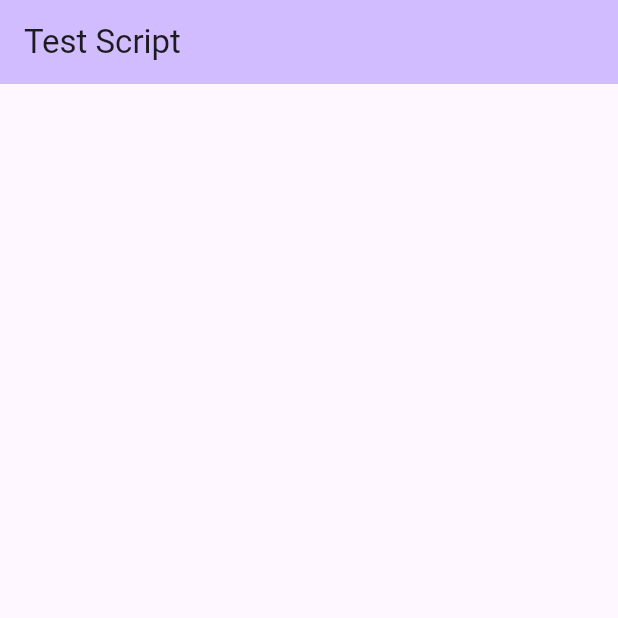
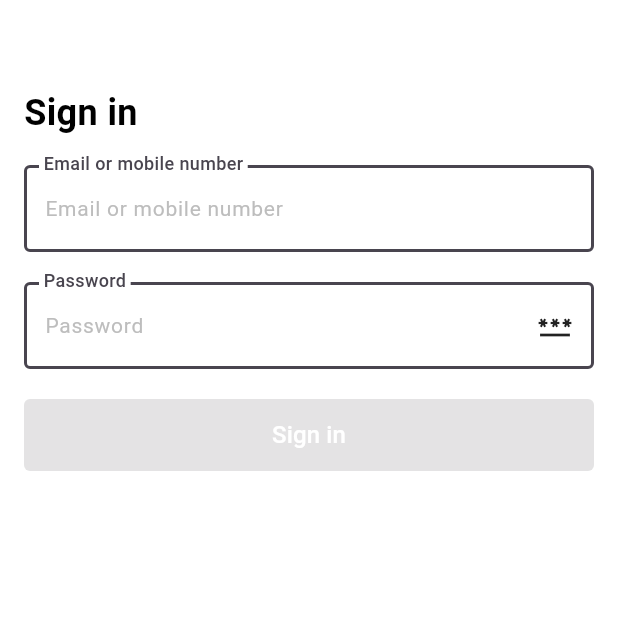
Before and after one commit to iisthehimanshu/testScript, a Flutter app: the screen it shows after launch, on a phone screen of 412 x 824 dp, the top half of it. Run offline on Flutter 3.47's test engine with Material 3 defaults, Android fonts, the light colour scheme and no system bars; our stand-ins replace shared_preferences; missing offline and left inert: flutter_share, gsheets; key blocks and very long unbroken strings in the code were emptied for the run.

Commit message:
login screen implemented

```diff
--- /dev/null
+++ b/lib/APIMODELS/SignInAPIModel.dart
@@ -0,0 +1,48 @@
+class SignInApiModel {
+  Payload? payload;
+  String? accessToken;
+  String? refreshToken;
+  // String? message;
+  // String? exist;
+
+  SignInApiModel({this.payload, this.accessToken, this.refreshToken});
+
+  SignInApiModel.fromJson(Map<String, dynamic> json) {
+    payload = json['payload'] != null ? new Payload.fromJson(json['payload']) : null;
+    accessToken = json['accessToken'];
+    refreshToken = json['refreshToken'];
+    // message = json['message'];
+    // exist = json['exist'];
+  }
+
+  Map<String, dynamic> toJson() {
+    final Map<String, dynamic> data = new Map<String, dynamic>();
+    if (this.payload != null) {
+      data['payload'] = this.payload!.toJson();
+    }
+    data['accessToken'] = this.accessToken;
+    data['refreshToken'] = this.refreshToken;
+    // data['message'] = this.message;
+    // data['exist'] = this.exist;
+    return data;
+  }
+}
+
+class Payload {
+  String? userId;
+  List<String>? roles;
+
+  Payload({this.userId, this.roles});
+
+  Payload.fromJson(Map<String, dynamic> json) {
+    userId = json['userId'];
+    roles = json['roles'].cast<String>();
+  }
+
+  Map<String, dynamic> toJson() {
+    final Map<String, dynamic> data = new Map<String, dynamic>();
+    data['userId'] = this.userId;
+    data['roles'] = this.roles;
+    return data;
+  }
+}
--- /dev/null
+++ b/lib/SignIn.dart
@@ -0,0 +1,510 @@
+
+import 'dart:async';
+import 'package:flutter/cupertino.dart';
+import 'package:flutter/material.dart';
+import 'package:flutter/services.dart';
+import 'package:flutter/widgets.dart';
+import 'dart:math';
+
+import 'API/SignInAPI.dart';
+import 'APIMODELS/SignInAPIModel.dart';
+import 'main.dart';
+
+
+class SignIn extends StatefulWidget {
+  final String? emailOrPhoneNumber;
+  final String? password;
+
+  const SignIn({super.key, this.emailOrPhoneNumber, this.password});
+
+  @override
+  State<SignIn> createState() => _SignInState();
+}
+
+class _SignInState extends State<SignIn> {
+  FocusNode _focusNode1 = FocusNode();
+  FocusNode _focusNode2 = FocusNode();
+  FocusNode _focusNode1_1 = FocusNode();
+
+  bool passincorrect = false;
+  TextEditingController passEditingController = TextEditingController();
+  TextEditingController mailEditingController = TextEditingController();
+  String passvis = 'assets/LoginScreen_PasswordEye.svg';
+  bool obsecure = true;
+
+  Color button1 = new Color(0xff777777);
+  Color text1 = new Color(0xff777777);
+
+  Color outlineheaderColor = new Color(0xff49454f);
+  Color outlineTextColor = new Color(0xff49454f);
+  Color outlineheaderColorForPass = new Color(0xff49454f);
+  Color outlineTextColorForPass = new Color(0xff49454f);
+  bool loginclickable = false;
+  Color buttonBGColor = new Color(0xff8D8C8C);
+
+  @override
+  void initState() {
+    super.initState();
+    // Initialize the fields with provided parameters if available
+    if (widget.emailOrPhoneNumber != null) {
+      mailEditingController.text = widget.emailOrPhoneNumber!;
+      emailFieldListner();
+    }
+    if (widget.password != null) {
+      passEditingController.text = widget.password!;
+      passwordFieldListner();
+    }
+
+    // Automatically sign in if both fields are populated
+    if (widget.emailOrPhoneNumber != null && widget.password != null) {
+      WidgetsBinding.instance.addPostFrameCallback((_) {
+        _signIn();
+      });
+    }
+
+
+  }
+
+  void emailFieldListner() {
+    if (mailEditingController.text.length > 0) {
+      if (passEditingController.text.length > 0) {
+        setState(() {
+          buttonBGColor = Color(0xff24b9b0);
+          loginclickable = true;
+        });
+      }
+      setState(() {
+        outlineheaderColor = Color(0xff24b9b0); // Change the button color to green
+        outlineTextColor = Color(0xff24b9b0); // Change the button color to green
+      });
+    } else {
+      setState(() {
+        outlineheaderColor = Color(0xff49454f);
+        outlineTextColor = Color(0xff49454f);
+        buttonBGColor = Color(0xffbdbdbd);
+      });
+    }
+  }
+
+  void passwordFieldListner() {
+    if (passEditingController.text.length > 0) {
+      if (mailEditingController.text.length > 0) {
+        setState(() {
+          buttonBGColor = Color(0xff24b9b0);
+          loginclickable = true;
+        });
+      }
+      setState(() {
+        outlineheaderColorForPass = Color(0xff24b9b0); // Change the button color to green
+        outlineTextColorForPass = Color(0xff24b9b0); // Change the button color to green
+      });
+    } else {
+      setState(() {
+        outlineheaderColorForPass = Color(0xff49454f);
+        outlineTextColorForPass = Color(0xff49454f);
+        buttonBGColor = Color(0xffbdbdbd);
+      });
+    }
+  }
+
+  void signINButtonControler() {
+    setState(() {
+      buttonBGColor = Color(0xff24b9b0);
+    });
+  }
+
+  void showpassword() {
+    setState(() {
+      obsecure = !obsecure;
+      obsecure ? passvis = "assets/LoginScreen_PasswordEye.svg" : passvis = "assets/trailing-icon.svg";
+    });
+  }
+
+  Future<void> _signIn() async {
+    if (mailEditingController.text.isEmpty && passEditingController.text.isEmpty) {
+      return ;
+    }
+    String phoneNumberOEmail = '';
+    if (containsOnlyNumeric(mailEditingController.text)) {
+      phoneNumberOEmail += CountryCodeSelector().selectedCountryCode + mailEditingController.text;
+    } else {
+      phoneNumberOEmail += mailEditingController.text;
+    }
+
+    SignInApiModel? signInResponse = await SignInAPI().signIN(phoneNumberOEmail, passEditingController.text);
+
+    if (signInResponse == null) {
+      setState(() {
+        passincorrect = true;
+      });
+    } else {
+      Navigator.push(
+        context,
+        MaterialPageRoute(
+          builder: (context) => MyHomePage(title: 'Test Script'),
+        ),
+      );
+    }
+  }
+
+  @override
+  void dispose() {
+    super.dispose();
+  }
+
+  @override
+  Widget build(BuildContext context) {
+    double screenWidth = MediaQuery.of(context).size.width;
+    double screenHeight = MediaQuery.of(context).size.height;
+    Orientation orientation = MediaQuery.of(context).orientation;
+    return Scaffold(
+        appBar: PreferredSize(
+          preferredSize: Size.fromHeight(0.0),
+          child: AppBar(
+            backgroundColor: Colors.white,
+            foregroundColor: Colors.white,
+          ),
+        ),
+        body: SafeArea(
+          child: SingleChildScrollView(
+            physics: ScrollPhysics(),
+            child: Container(
+              height: (orientation == Orientation.portrait) ? screenHeight - 37 : screenWidth,
+              decoration: BoxDecoration(
+                color: Color(0xffffffff),
+              ),
+              child: AutofillGroup(
+                child: Column(
+                  children: [
+                    Container(
+                      child: Column(
+                        crossAxisAlignment: CrossAxisAlignment.center,
+                        children: [
+                          Container(
+                            child: Column(
+                              crossAxisAlignment: CrossAxisAlignment.start,
+                              children: [
+                                Container(
+                                  margin: EdgeInsets.fromLTRB(16, 60, 0, 0),
+                                  child: Text(
+                                    "Sign in",
+                                    style: const TextStyle(
+                                      fontFamily: "Roboto",
+                                      fontSize: 24,
+                                      fontWeight: FontWeight.w700,
+                                      color: Color(0xff000000),
+                                      height: 30 / 24,
+                                    ),
+                                    textAlign: TextAlign.left,
+                                  ),
+                                ),
+                                Container(
+                                  child: Stack(
+                                    children: [
+                                      Container(
+                                        margin: EdgeInsets.only(top: 20, left: 16, right: 16),
+                                        height: 58,
+                                        child: Container(
+                                          padding: EdgeInsets.only(left: 12),
+                                          decoration: BoxDecoration(
+                                            border: Border.all(
+                                              color: passincorrect ? Colors.redAccent : outlineheaderColorForPass,
+                                              width: 2,
+                                            ),
+                                            color: Color(0xfffffff),
+                                            borderRadius: BorderRadius.circular(4),
+                                          ),
+                                          child: Row(
+                                            children: [
+                                              containsOnlyNumeric(mailEditingController.text)
+                                                  ? CountryCodeSelector()
+                                                  : Text(""),
+                                              Expanded(
+                                                child: Semantics(
+                                                  label: "Enter email or phone number",
+                                                  child: ExcludeSemantics(
+                                                    child: TextFormField(
+                                                      autofillHints: [AutofillHints.username],
+                                                      focusNode: _focusNode1,
+                                                      controller: mailEditingController,
+                                                      decoration: InputDecoration(
+                                                        hintText: 'Email or mobile number',
+                                                        hintStyle: TextStyle(
+                                                          fontFamily: 'Roboto',
+                                                          fontSize: 14,
+                                                          fontWeight: FontWeight.w400,
+                                                          color: Color(0xffbdbdbd),
+                                                        ),
+                                                        border: InputBorder.none,
+                                                      ),
+                                                      onChanged: (value) {
+                                                        emailFieldListner();
+                                                      },
+                                                    ),
+                                                  ),
+                                                ),
+                                              ),
+                                            ],
+                                          ),
+                                        ),
+                                      ),
+                                      ExcludeSemantics(
+                                        child: Container(
+                                          color: Colors.white,
+                                          padding: EdgeInsets.fromLTRB(3, 3, 3, 3),
+                                          margin: EdgeInsets.fromLTRB(26, 7, 0, 0),
+                                          child: Text(
+                                            'Email or mobile number',
+                                            textAlign: TextAlign.left,
+                                            style: TextStyle(
+                                              fontFamily: 'Roboto',
+                                              fontSize: 12,
+                                              fontWeight: FontWeight.w500,
+                                              color: passincorrect ? Colors.redAccent : outlineTextColorForPass,
+                                            ),
+                                          ),
+                                        ),
+                                      ),
+                                    ],
+                                  ),
+                                ),
+                                Container(
+                                  child: Stack(
+                                    children: [
+                                      Container(
+                                        margin: EdgeInsets.only(top: 20, left: 16, right: 16),
+                                        height: 58,
+                                        child: Container(
+                                          padding: EdgeInsets.only(left: 12),
+                                          width: double.infinity,
+                                          height: 48,
+                                          decoration: BoxDecoration(
+                                            border: Border.all(
+                                              color: passincorrect ? Colors.redAccent : outlineheaderColorForPass,
+                                              width: 2,
+                                            ),
+                                            color: Color(0xfffffff),
+                                            borderRadius: BorderRadius.circular(4),
+                                          ),
+                                          child: Row(
+                                            children: [
+                                              Expanded(
+                                                child: Semantics(
+                                                  label: "Enter password",
+                                                  child: ExcludeSemantics(
+                                                    child: TextFormField(
+                                                      autofillHints: [AutofillHints.password],
+                                                      focusNode: _focusNode1_1,
+                                                      controller: passEditingController,
+                                                      obscureText: obsecure,
+                                                      decoration: InputDecoration(
+                                                        hintText: 'Password',
+                                                        hintStyle: TextStyle(
+                                                          fontFamily: 'Roboto',
+                                                          fontSize: 14,
+                                                          fontWeight: FontWeight.w400,
+                                                          color: Color(0xffbdbdbd),
+                                                        ),
+                                                        border: InputBorder.none,
+                                                      ),
+                                                      onChanged: (value) {
+                                                        passwordFieldListner();
+                                                        setState(() {
+                                                          passincorrect = false;
+                                                        });
+                                                      },
+                                                    ),
+                                                  ),
+                                                ),
+                                              ),
+                                              Semantics(
+                                                label: 'View Password',
+                                                child: InkWell(
+                                                  onTap: () {
+                                                    showpassword();
+                                                  },
+                                                  child: Container(
+                                                    margin: EdgeInsets.only(right: 12),
+                                                    child: Icon(Icons.password),
+                                                  ),
+                                                ),
+                                              ),
+                                            ],
+                                          ),
+                                        ),
+                                      ),
+                                      ExcludeSemantics(
+                                        child: Container(
+                                          color: Colors.white,
+                                          padding: EdgeInsets.fromLTRB(3, 3, 3, 3),
+                                          margin: EdgeInsets.fromLTRB(26, 7, 0, 0),
+                                          child: Text(
+                                            'Password',
+                                            textAlign: TextAlign.left,
+                                            style: TextStyle(
+                                              fontFamily: 'Roboto',
+                                              fontSize: 12,
+                                              fontWeight: FontWeight.w500,
+                                              color: passincorrect ? Colors.redAccent : outlineTextColorForPass,
+                                            ),
+                                          ),
+                                        ),
+                                      ),
+                                    ],
+                                  ),
+                                ),
+                                Row(
+                                  children: [
+                                    passincorrect
+                                        ? Container(
+                                      color: Colors.white,
+                                      margin: EdgeInsets.fromLTRB(26, 0, 0, 0),
+                                      child: Text(
+                                        "Incorrect Details",
+                                        style: const TextStyle(
+                                          fontFamily: "Roboto",
+                                          fontSize: 14,
+                                          fontWeight: FontWeight.w400,
+                                          color: Colors.red,
+                                          height: 20 / 14,
+                                        ),
+                                        textAlign: TextAlign.center,
+                                      ),
+                                    )
+                                        : Container(),
+                                    Spacer(),
+                                  ],
+                                ),
+                                Container(
+                                  margin: EdgeInsets.only(top: 20, right: 16, left: 16),
+                                  child: SizedBox(
+                                    height: 48,
+                                    child: ElevatedButton(
+                                      style: ElevatedButton.styleFrom(
+                                        foregroundColor: Color(0xff777777),
+                                        backgroundColor: buttonBGColor,
+                                        shape: RoundedRectangleBorder(
+                                          borderRadius: BorderRadius.circular(4.0),
+                                        ),
+                                        elevation: 0,
+                                      ),
+                                      onPressed: loginclickable ? _signIn : null,
+                                      child: Center(
+                                        child: Text(
+                                          'Sign in',
+                                          style: TextStyle(
+                                            fontFamily: 'Roboto',
+                                            fontSize: 16,
+                                            fontWeight: FontWeight.w500,
+                                            color: Color(0xffffffff),
+                                          ),
+                                        ),
+                                      ),
+                                    ),
+                                  ),
+                                ),
+                              ],
+                            ),
+                          ),
+                        ],
+                      ),
+                    ),
+                  ],
+                ),
+              ),
+            ),
+          ),
+        )
+    );
+  }
+}
+bool containsOnlyNumeric(String input) {
+  // Regular expression to match the pattern of numeric characters
+  RegExp regExp = RegExp(r'^[0-9]+$');
+  return regExp.hasMatch(input);
+}
+
+String extractPhoneNumber(String countryCode, String fullPhoneNumber) {
+  // Check if the fullPhoneNumber starts with the countryCode
+  if (fullPhoneNumber.startsWith(countryCode)) {
+    // Extract the phone number part without the countryCode
+    return fullPhoneNumber.substring(countryCode.length).trim();
+  } else {
+    // If the fullPhoneNumber doesn't start with the countryCode, return the original fullPhoneNumber
+    return fullPhoneNumber;
+  }
+}
+class CountryCodeSelector extends StatefulWidget {
+  @override
+  _CountryCodeSelectorState createState() => _CountryCodeSelectorState();
+  String get selectedCountryCode => _CountryCodeSelectorState()._selectedCountryCode;
+//for update -> context.read(countryCodeProvider).state = '+1';
+
+}
+
+class _CountryCodeSelectorState extends State<CountryCodeSelector> {
+  String _selectedCountryCode = '+91';
+
+  String get selectedCountryCode =>
+      _selectedCountryCode; // Default country code
+
+
+
+  void _showCountryCodePicker(BuildContext context) {
+    showDialog(
+      context: context,
+      builder: (BuildContext context) {
+        return AlertDialog(
+          scrollable: true,
+          title: Text('Select Country Code'),
+          content: Container(
+            width: double.maxFinite,
+            child: InputDecorator(
+              decoration: InputDecoration(
+                border: OutlineInputBorder(
+                  borderRadius: BorderRadius.circular(10.0),
+                ),
+                contentPadding: EdgeInsets.symmetric(horizontal: 12.0),
+              ),
+              child: DropdownButtonFormField<String>(
+                value: _selectedCountryCode,
+                onChanged: (String? newValue) {
+                  setState(() {
+                    _selectedCountryCode = newValue!;
+                  });
+                  Navigator.of(context).pop();
+                },
+                items: <String>['+91']
+                    .map<DropdownMenuItem<String>>((String value) {
+                  return DropdownMenuItem<String>(
+                    value: value,
+                    child: Text(value),
+                  );
+                }).toList(),
+              ),
+            ),
+          ),
+        );
+      },
+    );
+  }
+
+  @override
+  Widget build(BuildContext context) {
+    return GestureDetector(
+      onTap: () {
+        _showCountryCodePicker(context);
+      },
+      child: Row(
+        mainAxisAlignment: MainAxisAlignment.center,
+        children: [
+          Text(
+            _selectedCountryCode,
+            style: TextStyle(fontSize: 18),
+          ),
+          Icon(Icons.arrow_drop_down),
+        ],
+      ),
+    );
+  }
+}
--- a/lib/buildingselected.dart
+++ b/lib/buildingselected.dart
@@ -198,6 +198,9 @@ class _buildingselectedState extends State<buildingselected> {
     int totalLandmarks = 0;
     Map<int,int> totalcorrectLandmarks = {};
     landmarkdata!.landmarks!.forEach((Element){
+      if(floorDimenssion[Element.floor] == null){
+        print(Element.name);
+      }
       totalLandmarks++;
       if((Element.element!.subType != "Floor")){
         if(Element.coordinateX == null || Element.coordinateY == null){
--- a/lib/main.dart
+++ b/lib/main.dart
@@ -14,6 +14,7 @@ import 'API/outdoorapi.dart';
 import 'APIMODELS/Building.dart';
 import 'APIMODELS/landmark.dart';
 import 'APIMODELS/waypoint.dart';
+import 'SignIn.dart';
 
 void main()async{
   WidgetsFlutterBinding.ensureInitialized();
@@ -27,7 +28,7 @@ class MyApp extends StatelessWidget {
   @override
   Widget build(BuildContext context) {
     return const MaterialApp(
-      home: MyHomePage(title: 'Test Script'),
+      home: SignIn(),
     );
   }
 }
--- a/pubspec.yaml
+++ b/pubspec.yaml
@@ -40,6 +40,7 @@ dependencies:
   # Use with the CupertinoIcons class for iOS style icons.
   cupertino_icons: ^1.0.6
   gsheets: ^0.5.0
+  shared_preferences: ^2.3.3
 
 
 dev_dependencies:
```
Also changed, not shown: lib/API/SignInAPI.dart (added, +47 -0 lines), lib/API/buildings.dart (+7 -4 lines), lib/API/ladmarkApi.dart (+4 -3 lines), lib/API/outdoorapi.dart (+4 -3 lines), lib/API/waypointapi.dart (+4 -3 lines), lib/SharedPreferenceHelper.dart (added, +83 -0 lines), pubspec.lock, 1 other file.
